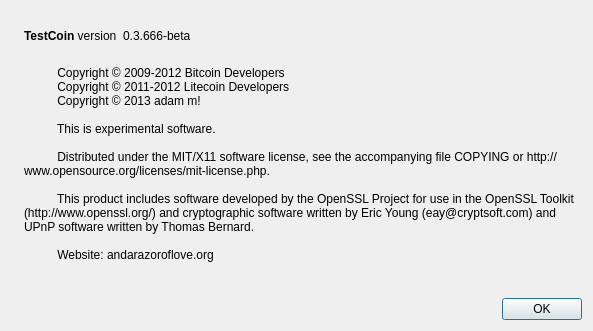
TrollByFire/TestCoin, file src/qt/forms/aboutdialog.ui: the form before one commit.
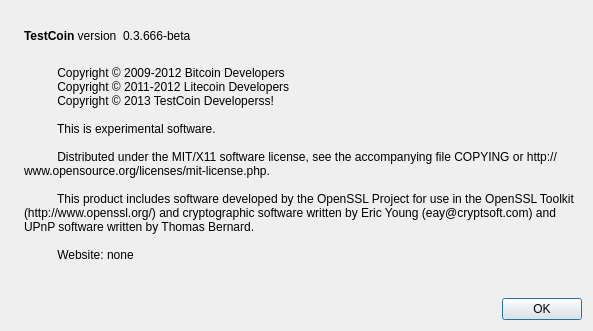
The form after the commit. Icons and pictures are not drawn.

The edit to the form file:
```diff
--- a/src/qt/forms/aboutdialog.ui
+++ b/src/qt/forms/aboutdialog.ui
@@ -97,7 +97,7 @@
         <string>
           Copyright © 2009-2012 Bitcoin Developers
           Copyright © 2011-2012 Litecoin Developers
-          Copyright © 2013 adam m!
+          Copyright © 2013 TestCoin Developerss!
 
           This is experimental software.
 
@@ -105,7 +105,7 @@
 
           This product includes software developed by the OpenSSL Project for use in the OpenSSL Toolkit (http://www.openssl.org/) and cryptographic software written by Eric Young (eay@cryptsoft.com) and UPnP software written by Thomas Bernard.
 
-          Website: andarazoroflove.org
+          Website: none
         </string>
        </property>
        <property name="wordWrap">
```
